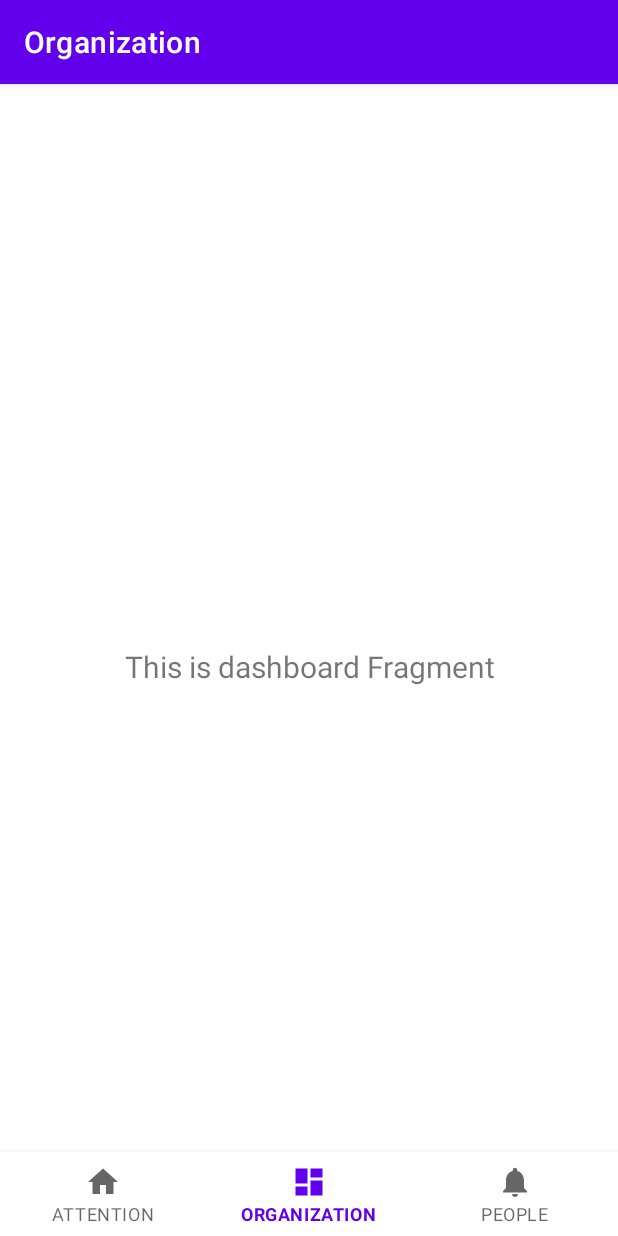
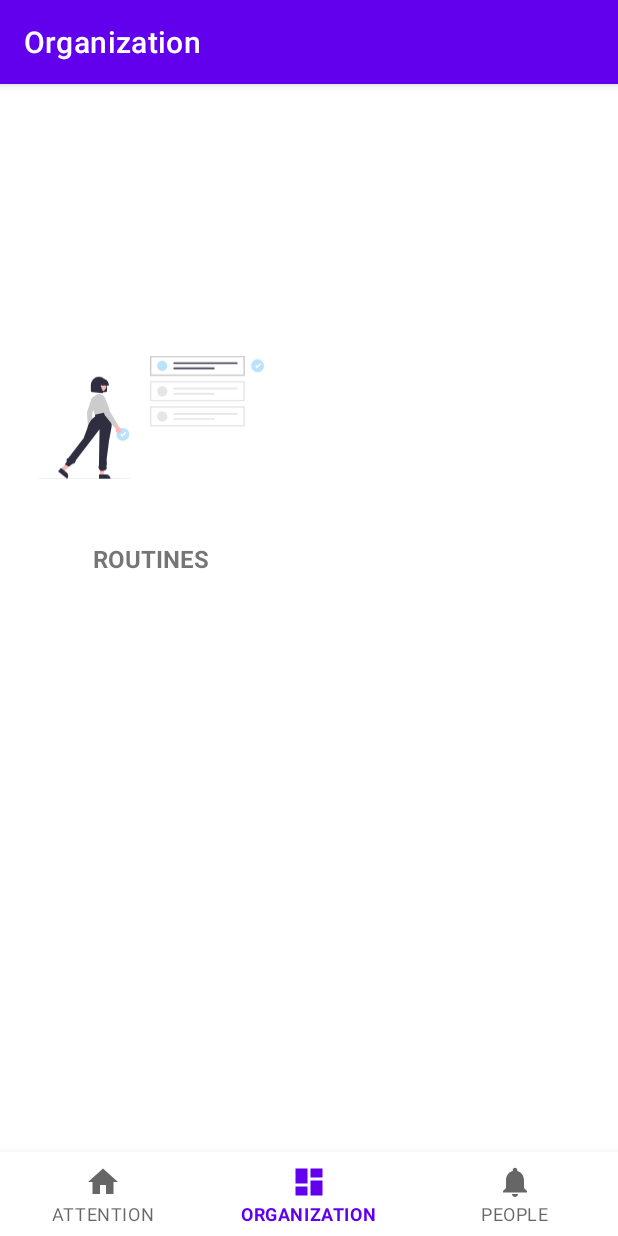
Before and after one commit to imasharc/RAMDHDv2, an Android app: the DashboardFragment screen opened through its navigation route, on a phone screen of 412 x 824 dp. Run offline under Robolectric (Android 15) with nearby library versions, the phone set to English and light mode, and no system bars; our stand-ins replace Room's generated code, navigation-ui.

Commit message:
feat(RoutineMenu): add placeholder for Routine Menu; update navigation
- RoutineFragment is just fragment template (for now)
- add image for Routine menu panel

```diff
--- a/app/src/main/java/com/sharc/ramdhd/ui/dashboard/DashboardFragment.kt
+++ b/app/src/main/java/com/sharc/ramdhd/ui/dashboard/DashboardFragment.kt
@@ -4,9 +4,10 @@ import android.os.Bundle
 import android.view.LayoutInflater
 import android.view.View
 import android.view.ViewGroup
-import android.widget.TextView
 import androidx.fragment.app.Fragment
 import androidx.fragment.app.viewModels
+import androidx.navigation.fragment.findNavController
+import com.sharc.ramdhd.R
 import com.sharc.ramdhd.databinding.FragmentDashboardBinding
 
 class DashboardFragment : Fragment() {
@@ -26,9 +27,9 @@ class DashboardFragment : Fragment() {
         _binding = FragmentDashboardBinding.inflate(inflater, container, false)
         val root: View = binding.root
 
-        val textView: TextView = binding.textDashboard
-        dashboardViewModel.text.observe(viewLifecycleOwner) {
-            textView.text = it
+        // Set click listener for the routine menu panel
+        binding.routineMenuPanel.setOnClickListener {
+            findNavController().navigate(R.id.action_navigation_dashboard_to_navigation_navigation_routine_menu)
         }
         return root
     }
--- /dev/null
+++ b/app/src/main/java/com/sharc/ramdhd/ui/dashboard/routines/RoutineMenuFragment.kt
@@ -0,0 +1,60 @@
+package com.sharc.ramdhd.ui.dashboard.routines
+
+import android.os.Bundle
+import androidx.fragment.app.Fragment
+import android.view.LayoutInflater
+import android.view.View
+import android.view.ViewGroup
+import com.sharc.ramdhd.R
+
+// TODO: Rename parameter arguments, choose names that match
+// the fragment initialization parameters, e.g. ARG_ITEM_NUMBER
+private const val ARG_PARAM1 = "param1"
+private const val ARG_PARAM2 = "param2"
+
+/**
+ * A simple [Fragment] subclass.
+ * Use the [RoutineMenuFragment.newInstance] factory method to
+ * create an instance of this fragment.
+ */
+class RoutineMenuFragment : Fragment() {
+    // TODO: Rename and change types of parameters
+    private var param1: String? = null
+    private var param2: String? = null
+
+    override fun onCreate(savedInstanceState: Bundle?) {
+        super.onCreate(savedInstanceState)
+        arguments?.let {
+            param1 = it.getString(ARG_PARAM1)
+            param2 = it.getString(ARG_PARAM2)
+        }
+    }
+
+    override fun onCreateView(
+        inflater: LayoutInflater, container: ViewGroup?,
+        savedInstanceState: Bundle?
+    ): View? {
+        // Inflate the layout for this fragment
+        return inflater.inflate(R.layout.fragment_routine_menu, container, false)
+    }
+
+    companion object {
+        /**
+         * Use this factory method to create a new instance of
+         * this fragment using the provided parameters.
+         *
+         * @param param1 Parameter 1.
+         * @param param2 Parameter 2.
+         * @return A new instance of fragment RoutineMenuFragment.
+         */
+        // TODO: Rename and change types and number of parameters
+        @JvmStatic
+        fun newInstance(param1: String, param2: String) =
+            RoutineMenuFragment().apply {
+                arguments = Bundle().apply {
+                    putString(ARG_PARAM1, param1)
+                    putString(ARG_PARAM2, param2)
+                }
+            }
+    }
+}
--- /dev/null
+++ b/app/src/main/res/drawable/undraw_to_do_re_jaef.xml
@@ -0,0 +1,108 @@
+<vector xmlns:android="http://schemas.android.com/apk/res/android"
+    android:width="931.56dp"
+    android:height="512.8dp"
+    android:viewportWidth="931.56"
+    android:viewportHeight="512.8">
+  <path
+      android:pathData="M347.13,325.96m-26.44,0a26.44,26.44 0,1 1,52.87 0a26.44,26.44 0,1 1,-52.87 0"
+      android:fillColor="#bae3fb"/>
+  <path
+      android:pathData="M344.61,337.12l-7.91,-10.17l4.6,-3.58l3.75,4.82l12.66,-13.36l4.23,4.01l-17.33,18.29z"
+      android:fillColor="#fff"/>
+  <path
+      android:pathData="M852.3,84h-393v-84h393Z"
+      android:fillColor="#fff"/>
+  <path
+      android:pathData="M510.22,42m-21.34,0a21.34,21.34 0,1 1,42.68 0a21.34,21.34 0,1 1,-42.68 0"
+      android:fillColor="#bae3fb"/>
+  <path
+      android:pathData="M559.51,27.77a3.56,3.56 0,0 0,0 7.11L819.16,34.89a3.56,3.56 0,0 0,0 -7.11Z"
+      android:fillColor="#3f3d56"/>
+  <path
+      android:pathData="M559.51,49.11a3.56,3.56 0,0 0,-0.01 7.11L723.65,56.23a3.56,3.56 0,1 0,0 -7.11Z"
+      android:fillColor="#3f3d56"/>
+  <path
+      android:pathData="M852.3,84h-393v-84h393ZM465.3,78h381v-72h-381Z"
+      android:fillColor="#ccc"/>
+  <path
+      android:pathData="M852.3,189h-393v-84h393Z"
+      android:fillColor="#fff"/>
+  <path
+      android:pathData="M510.22,147m-21.34,0a21.34,21.34 0,1 1,42.68 0a21.34,21.34 0,1 1,-42.68 0"
+      android:fillColor="#e6e6e6"/>
+  <path
+      android:pathData="M559.51,132.77a3.56,3.56 0,0 0,0 7.11L819.16,139.89a3.56,3.56 0,0 0,0 -7.11Z"
+      android:fillColor="#e6e6e6"/>
+  <path
+      android:pathData="M559.51,154.11a3.56,3.56 0,0 0,-0.01 7.11L723.65,161.23a3.56,3.56 0,1 0,0 -7.11Z"
+      android:fillColor="#e6e6e6"/>
+  <path
+      android:pathData="M852.3,189h-393v-84h393ZM465.3,183h381v-72h-381Z"
+      android:fillColor="#e6e6e6"/>
+  <path
+      android:pathData="M852.3,294h-393v-84h393Z"
+      android:fillColor="#fff"/>
+  <path
+      android:pathData="M510.22,252m-21.34,0a21.34,21.34 0,1 1,42.68 0a21.34,21.34 0,1 1,-42.68 0"
+      android:fillColor="#e6e6e6"/>
+  <path
+      android:pathData="M559.51,237.77a3.56,3.56 0,0 0,0 7.11L819.16,244.89a3.56,3.56 0,0 0,0 -7.11Z"
+      android:fillColor="#e6e6e6"/>
+  <path
+      android:pathData="M559.51,259.11a3.56,3.56 0,0 0,-0.01 7.11L723.65,266.23a3.56,3.56 0,1 0,0 -7.11Z"
+      android:fillColor="#e6e6e6"/>
+  <path
+      android:pathData="M852.3,294h-393v-84h393ZM465.3,288h381v-72h-381Z"
+      android:fillColor="#e6e6e6"/>
+  <path
+      android:pathData="M200.76,313.93a9.98,9.98 0,0 1,3.23 -14.96L201.9,276.26l13.49,-4.63 2.49,32.11a10.03,10.03 0,0 1,-17.13 10.19Z"
+      android:fillColor="#ffb8b8"/>
+  <path
+      android:pathData="M215.24,183.59s9.26,-19.43 17.49,-12.6 -11.28,64.28 -11.28,64.28l-2.97,55.77 -15.64,-1.56 -4.42,-54.34Z"
+      android:fillColor="#ccc"/>
+  <path
+      android:pathData="M91.06,471.05l11.61,9.39l41.76,-40.3l-17.13,-13.87l-36.24,44.77z"
+      android:fillColor="#ffb8b8"/>
+  <path
+      android:pathData="M91.16,464.86l22.86,18.5 0,0a18.74,18.74 0,0 1,2.77 26.36l-0.38,0.47 -37.42,-30.29Z"
+      android:fillColor="#2f2e41"/>
+  <path
+      android:pathData="M252.36,497.13l14.93,0l7.1,-57.6l-22.04,0l0,57.6z"
+      android:fillColor="#ffb8b8"/>
+  <path
+      android:pathData="M248.55,492.25l29.41,-0h0a18.74,18.74 0,0 1,18.74 18.74v0.61l-48.15,0Z"
+      android:fillColor="#2f2e41"/>
+  <path
+      android:pathData="M278.56,227.11s28.01,34.1 21.92,68.21 -10.96,59.68 -10.96,59.68l-9.74,76.73s3.65,20.9 -1.22,26.28c0,0 7.31,12.69 -6.09,17.57s-20.63,-1.68 -20.63,-1.68 -9.82,-14.15 -3.73,-17.8l2.57,-150.59L153.11,432.95s-1.79,15.5 -14.29,15.67l-14.94,11.13 -17.05,-9.74 8.53,-10.96s-4.87,-12.18 6.09,-14.62l63.34,-82.82 15.83,-42.63s8.53,-32.89 31.67,-46.28L232.28,238.43Z"
+      android:fillColor="#2f2e41"/>
+  <path
+      android:pathData="M230.45,168.04l0,0a23.26,23.26 0,0 1,30.66 -4.33l1.01,0.67 0,0A89.78,89.78 0,0 1,283.13 207.65l4.56,24.94L230.45,244.99l-13.42,-46.28a26.15,26.15 0,0 1,13.42 -30.67Z"
+      android:fillColor="#ccc"/>
+  <path
+      android:pathData="M324.5,319.23a11.42,11.42 0,0 1,-6.52 -16.26l-16.51,-20.21L311.3,269.73l22.92,28.87a11.48,11.48 0,0 1,-9.73 20.63Z"
+      android:fillColor="#ffb8b8"/>
+  <path
+      android:pathData="M254.81,186.31s-3.65,-24.36 8.53,-23.14 30.45,68.21 30.45,68.21L326.67,286.18l-15.83,8.53 -38.98,-48.72Z"
+      android:fillColor="#ccc"/>
+  <path
+      android:pathData="M277.11,150.69h-58a4.51,4.51 0,0 1,-4.5 -4.5v-25a33.5,33.5 0,0 1,67 0v25A4.51,4.51 0,0 1,277.11 150.69Z"
+      android:fillColor="#2f2e41"/>
+  <path
+      android:pathData="M255,125.55m-24.56,0a24.56,24.56 0,1 1,49.12 0a24.56,24.56 0,1 1,-49.12 0"
+      android:fillColor="#ffb8b8"/>
+  <path
+      android:pathData="M289.54,123.69L258.63,123.69l-0.32,-5.09 -1.58,5.09h-4.76l-0.63,-10.09 -3.14,10.09h-9.21v-0.5c0,-14.61 10.36,-26.5 23.1,-26.5h4.36c12.73,0 23.1,11.89 23.1,26.5Z"
+      android:fillColor="#2f2e41"/>
+  <path
+      android:pathData="M259.91,155.36a7.44,7.44 0,0 1,-1.13 -0.09l-36.79,-5.67L221.99,111.29a14.76,14.76 0,0 1,14.76 -14.76h25.74l-1,1.02C247.53,111.75 258.04,134.78 265.55,147.24a4.91,4.91 0,0 1,-0.5 5.82A6.68,6.68 0,0 1,259.91 155.36Z"
+      android:fillColor="#2f2e41"/>
+  <path
+      android:pathData="M905.13,41.96m-26.44,0a26.44,26.44 0,1 1,52.87 0a26.44,26.44 0,1 1,-52.87 0"
+      android:fillColor="#bae3fb"/>
+  <path
+      android:pathData="M902.61,53.12l-7.91,-10.17l4.6,-3.58l3.75,4.82l12.66,-13.36l4.23,4.01l-17.33,18.29z"
+      android:fillColor="#fff"/>
+  <path
+      android:pathData="M382,512.8h-381a1,1 0,1 1,0 -2h381a1,1 0,0 1,0 2Z"
+      android:fillColor="#ccc"/>
+</vector>
--- a/app/src/main/res/layout/fragment_dashboard.xml
+++ b/app/src/main/res/layout/fragment_dashboard.xml
@@ -6,17 +6,36 @@
     android:layout_height="match_parent"
     tools:context=".ui.dashboard.DashboardFragment">
 
-    <TextView
-        android:id="@+id/text_dashboard"
-        android:layout_width="match_parent"
+    <!-- First Panel Container -->
+    <LinearLayout
+        android:id="@+id/routine_menu_panel"
+        android:layout_width="wrap_content"
         android:layout_height="wrap_content"
-        android:layout_marginStart="8dp"
-        android:layout_marginTop="8dp"
-        android:layout_marginEnd="8dp"
-        android:textAlignment="center"
-        android:textSize="20sp"
+        android:orientation="vertical"
+        android:gravity="center"
+        android:clickable="true"
+        android:focusable="true"
         app:layout_constraintBottom_toBottomOf="parent"
-        app:layout_constraintEnd_toEndOf="parent"
-        app:layout_constraintStart_toStartOf="parent"
-        app:layout_constraintTop_toTopOf="parent" />
+        app:layout_constraintHorizontal_bias="0.1"
+        app:layout_constraintLeft_toLeftOf="parent"
+        app:layout_constraintRight_toRightOf="parent"
+        app:layout_constraintTop_toTopOf="parent"
+        app:layout_constraintVertical_bias="0.25">
+
+        <ImageView
+            android:id="@+id/routine_menu_image"
+            android:layout_width="150dp"
+            android:layout_height="150dp"
+            android:src="@drawable/undraw_to_do_re_jaef"/>
+
+        <TextView
+            android:id="@+id/routine_menu_title"
+            android:layout_width="wrap_content"
+            android:layout_height="wrap_content"
+            android:layout_marginTop="8dp"
+            android:text="ROUTINES"
+            android:textSize="16sp"
+            android:textStyle="bold"/>
+    </LinearLayout>
+
 </androidx.constraintlayout.widget.ConstraintLayout>
--- /dev/null
+++ b/app/src/main/res/layout/fragment_routine_menu.xml
@@ -0,0 +1,14 @@
+<?xml version="1.0" encoding="utf-8"?>
+<FrameLayout xmlns:android="http://schemas.android.com/apk/res/android"
+    xmlns:tools="http://schemas.android.com/tools"
+    android:layout_width="match_parent"
+    android:layout_height="match_parent"
+    tools:context=".ui.dashboard.routines.RoutineMenuFragment">
+
+    <!-- TODO: Update blank fragment layout -->
+    <TextView
+        android:layout_width="match_parent"
+        android:layout_height="match_parent"
+        android:text="@string/hello_blank_fragment" />
+
+</FrameLayout>
--- a/app/src/main/res/navigation/mobile_navigation.xml
+++ b/app/src/main/res/navigation/mobile_navigation.xml
@@ -36,7 +36,21 @@
             android:id="@+id/navigation_dashboard"
             android:name="com.sharc.ramdhd.ui.dashboard.DashboardFragment"
             android:label="Organization"
-            tools:layout="@layout/fragment_dashboard" />
+            tools:layout="@layout/fragment_dashboard">
+                <action
+                    android:id="@+id/action_navigation_dashboard_to_navigation_navigation_routine_menu"
+                    app:destination="@id/navigation_routine_menu"
+                    app:enterAnim="@anim/nav_default_enter_anim"
+                    app:exitAnim="@anim/nav_default_exit_anim"
+                    app:popEnterAnim="@anim/nav_default_pop_enter_anim"
+                    app:popExitAnim="@anim/nav_default_pop_exit_anim" />
+        </fragment>
+
+        <fragment
+            android:id="@+id/navigation_routine_menu"
+            android:name="com.sharc.ramdhd.ui.dashboard.routines.RoutineMenuFragment"
+            android:label="Routines"
+            tools:layout="@layout/fragment_routine_menu" />
 
         <fragment
             android:id="@+id/navigation_timer"
```
